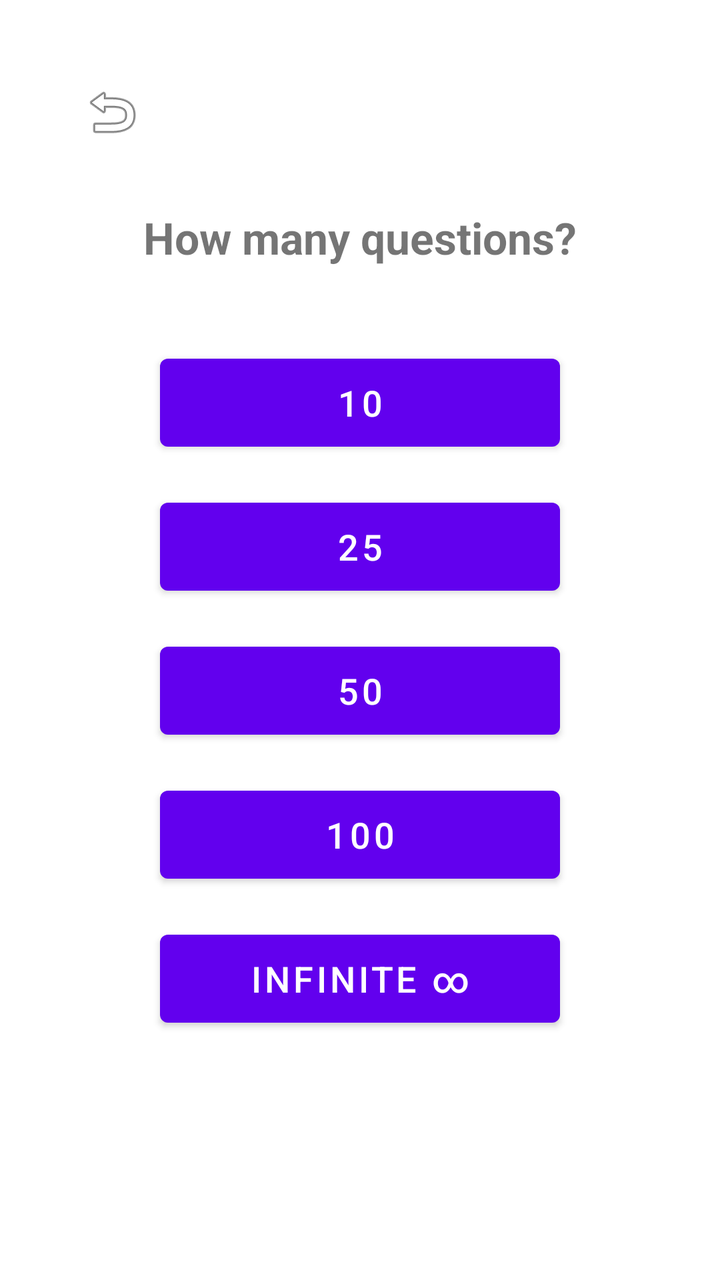
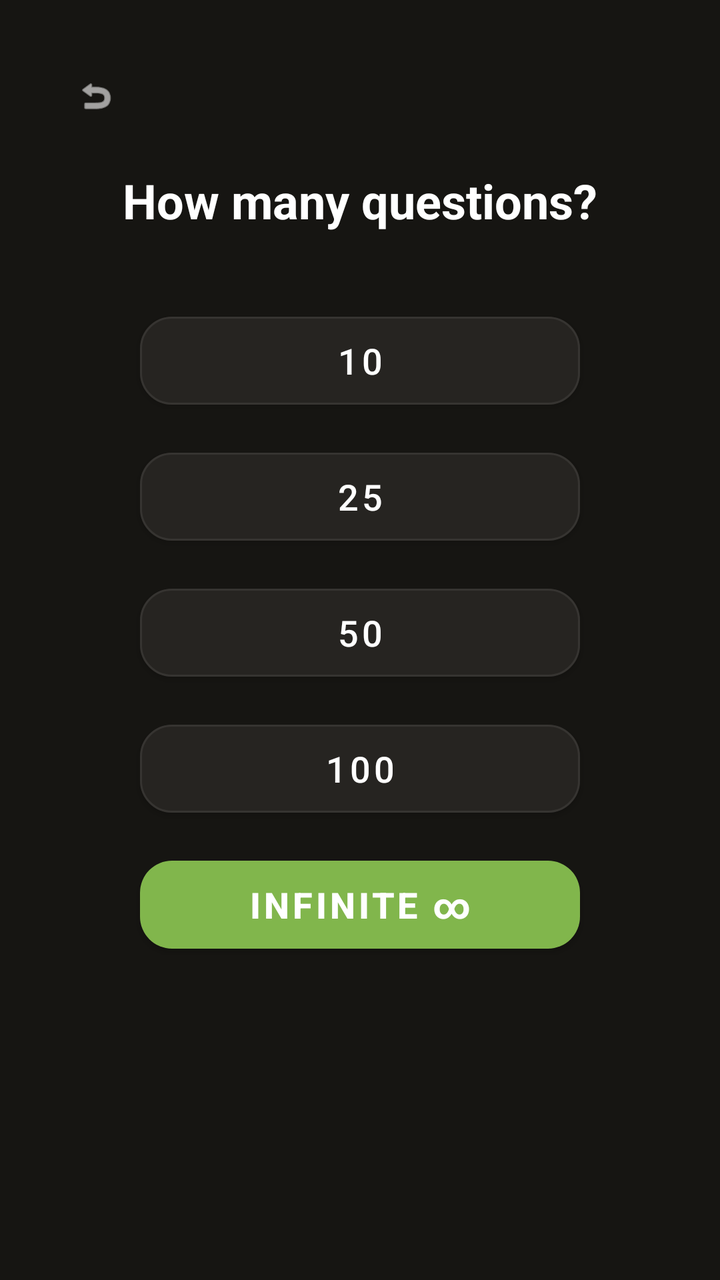

Two renders of the same Android screen: before a commit and after it. Below are the layout's source before the change and the commit's diff.
<!-- AndroidManifest.xml: application theme Theme.BlindfoldChess -->
<!-- res/layout/fragment_question_count.xml -->
<?xml version="1.0" encoding="utf-8"?>

<LinearLayout
    xmlns:android="http://schemas.android.com/apk/res/android"
    android:layout_width="match_parent"
    android:layout_height="match_parent"
    android:orientation="vertical"
    android:padding="32dp">

    <ImageButton
        android:id="@+id/btn_back"
        android:layout_width="48dp"
        android:layout_height="48dp"
        android:src="@android:drawable/ic_menu_revert"
        android:background="?attr/selectableItemBackgroundBorderless"
        android:contentDescription="Back"
        android:layout_marginBottom="24dp" />

    <TextView
        android:layout_width="wrap_content"
        android:layout_height="wrap_content"
        android:text="How many questions?"
        android:textSize="22sp"
        android:textStyle="bold"
        android:layout_gravity="center_horizontal"
        android:layout_marginBottom="40dp" />

    <Button
        android:id="@+id/btn_10"
        android:layout_width="200dp"
        android:layout_height="56dp"
        android:text="10"
        android:textSize="18sp"
        android:layout_gravity="center_horizontal"
        android:layout_marginBottom="16dp" />

    <Button
        android:id="@+id/btn_25"
        android:layout_width="200dp"
        android:layout_height="56dp"
        android:text="25"
        android:textSize="18sp"
        android:layout_gravity="center_horizontal"
        android:layout_marginBottom="16dp" />

    <Button
        android:id="@+id/btn_50"
        android:layout_width="200dp"
        android:layout_height="56dp"
        android:text="50"
        android:textSize="18sp"
        android:layout_gravity="center_horizontal"
        android:layout_marginBottom="16dp" />

    <Button
        android:id="@+id/btn_100"
        android:layout_width="200dp"
        android:layout_height="56dp"
        android:text="100"
        android:textSize="18sp"
        android:layout_gravity="center_horizontal"
        android:layout_marginBottom="16dp" />

    <Button
        android:id="@+id/btn_infinite"
        android:layout_width="200dp"
        android:layout_height="56dp"
        android:text="Infinite ∞"
        android:textSize="18sp"
        android:layout_gravity="center_horizontal" />



</LinearLayout>
<!-- resources referenced by this layout -->
<resources>
  <style name="Theme.BlindfoldChess" parent="Theme.MaterialComponents.DayNight.NoActionBar">
          
          <item name="colorPrimary">@color/purple_500</item>
          <item name="colorPrimaryVariant">@color/purple_700</item>
          <item name="colorOnPrimary">@color/white</item>
          
          <item name="colorSecondary">@color/teal_200</item>
          <item name="colorSecondaryVariant">@color/teal_700</item>
          <item name="colorOnSecondary">@color/black</item>
          
          <item name="android:statusBarColor">?attr/colorPrimaryVariant</item>
          
      </style>
  <color name="purple_500">#FF6200EE</color>
  <color name="purple_700">#FF3700B3</color>
  <color name="white">#FFFFFFFF</color>
  <color name="teal_200">#FF03DAC5</color>
  <color name="teal_700">#FF018786</color>
  <color name="black">#FF000000</color>
</resources>

<!-- the commit's change to res/layout/fragment_question_count.xml (unified diff, before → after) -->
@@ -1,74 +1,99 @@
 <?xml version="1.0" encoding="utf-8"?>
 
-<LinearLayout
-    xmlns:android="http://schemas.android.com/apk/res/android"
+<LinearLayout xmlns:android="http://schemas.android.com/apk/res/android"
+    xmlns:app="http://schemas.android.com/apk/res-auto"
     android:layout_width="match_parent"
     android:layout_height="match_parent"
+    android:background="#161512"
     android:orientation="vertical"
-    android:padding="32dp">
+    android:padding="24dp">
 
-    <ImageButton
+    <com.google.android.material.button.MaterialButton
         android:id="@+id/btn_back"
+        style="@style/Widget.Material3.Button.IconButton"
         android:layout_width="48dp"
         android:layout_height="48dp"
-        android:src="@android:drawable/ic_menu_revert"
-        android:background="?attr/selectableItemBackgroundBorderless"
         android:contentDescription="Back"
-        android:layout_marginBottom="24dp" />
+        app:icon="@android:drawable/ic_menu_revert"
+        app:iconTint="#FFFFFF" />
 
     <TextView
         android:layout_width="wrap_content"
         android:layout_height="wrap_content"
+        android:layout_gravity="center_horizontal"
+        android:layout_marginTop="12dp"
+        android:layout_marginBottom="36dp"
         android:text="How many questions?"
-        android:textSize="22sp"
+        android:textColor="#FFFFFF"
+        android:textSize="24sp"
+        android:textStyle="bold" />
+
+    <com.google.android.material.button.MaterialButton
+        android:id="@+id/btn_10"
+        android:layout_width="220dp"
+        android:layout_height="56dp"
+        android:layout_gravity="center_horizontal"
+        android:layout_marginBottom="12dp"
+        android:text="10"
+        android:textColor="#FFFFFF"
+        android:textSize="18sp"
+        app:backgroundTint="#262421"
+        app:cornerRadius="16dp"
+        app:strokeColor="#363431"
+        app:strokeWidth="1dp" />
+
+    <com.google.android.material.button.MaterialButton
+        android:id="@+id/btn_25"
+        android:layout_width="220dp"
+        android:layout_height="56dp"
+        android:layout_gravity="center_horizontal"
+        android:layout_marginBottom="12dp"
+        android:text="25"
+        android:textColor="#FFFFFF"
+        android:textSize="18sp"
+        app:backgroundTint="#262421"
+        app:cornerRadius="16dp"
+        app:strokeColor="#363431"
+        app:strokeWidth="1dp" />
+
+    <com.google.android.material.button.MaterialButton
+        android:id="@+id/btn_50"
+        android:layout_width="220dp"
+        android:layout_height="56dp"
+        android:layout_gravity="center_horizontal"
+        android:layout_marginBottom="12dp"
+        android:text="50"
+        android:textColor="#FFFFFF"
+        android:textSize="18sp"
+        app:backgroundTint="#262421"
+        app:cornerRadius="16dp"
+        app:strokeColor="#363431"
+        app:strokeWidth="1dp" />
+
+    <com.google.android.material.button.MaterialButton
+        android:id="@+id/btn_100"
+        android:layout_width="220dp"
+        android:layout_height="56dp"
+        android:layout_gravity="center_horizontal"
+        android:layout_marginBottom="12dp"
+        android:text="100"
+        android:textColor="#FFFFFF"
+        android:textSize="18sp"
+        app:backgroundTint="#262421"
+        app:cornerRadius="16dp"
+        app:strokeColor="#363431"
+        app:strokeWidth="1dp" />
+
+    <com.google.android.material.button.MaterialButton
+        android:id="@+id/btn_infinite"
+        android:layout_width="220dp"
+        android:layout_height="56dp"
+        android:layout_gravity="center_horizontal"
+        android:text="Infinite ∞"
+        android:textColor="#FFFFFF"
+        android:textSize="18sp"
         android:textStyle="bold"
-        android:layout_gravity="center_horizontal"
-        android:layout_marginBottom="40dp" />
-
-    <Button
-        android:id="@+id/btn_10"
-        android:layout_width="200dp"
-        android:layout_height="56dp"
-        android:text="10"
-        android:textSize="18sp"
-        android:layout_gravity="center_horizontal"
-        android:layout_marginBottom="16dp" />
-
-    <Button
-        android:id="@+id/btn_25"
-        android:layout_width="200dp"
-        android:layout_height="56dp"
-        android:text="25"
-        android:textSize="18sp"
-        android:layout_gravity="center_horizontal"
-        android:layout_marginBottom="16dp" />
-
-    <Button
-        android:id="@+id/btn_50"
-        android:layout_width="200dp"
-        android:layout_height="56dp"
-        android:text="50"
-        android:textSize="18sp"
-        android:layout_gravity="center_horizontal"
-        android:layout_marginBottom="16dp" />
-
-    <Button
-        android:id="@+id/btn_100"
-        android:layout_width="200dp"
-        android:layout_height="56dp"
-        android:text="100"
-        android:textSize="18sp"
-        android:layout_gravity="center_horizontal"
-        android:layout_marginBottom="16dp" />
-
-    <Button
-        android:id="@+id/btn_infinite"
-        android:layout_width="200dp"
-        android:layout_height="56dp"
-        android:text="Infinite ∞"
-        android:textSize="18sp"
-        android:layout_gravity="center_horizontal" />
-
-
+        app:backgroundTint="#81B64C"
+        app:cornerRadius="16dp" />
 
 </LinearLayout>
